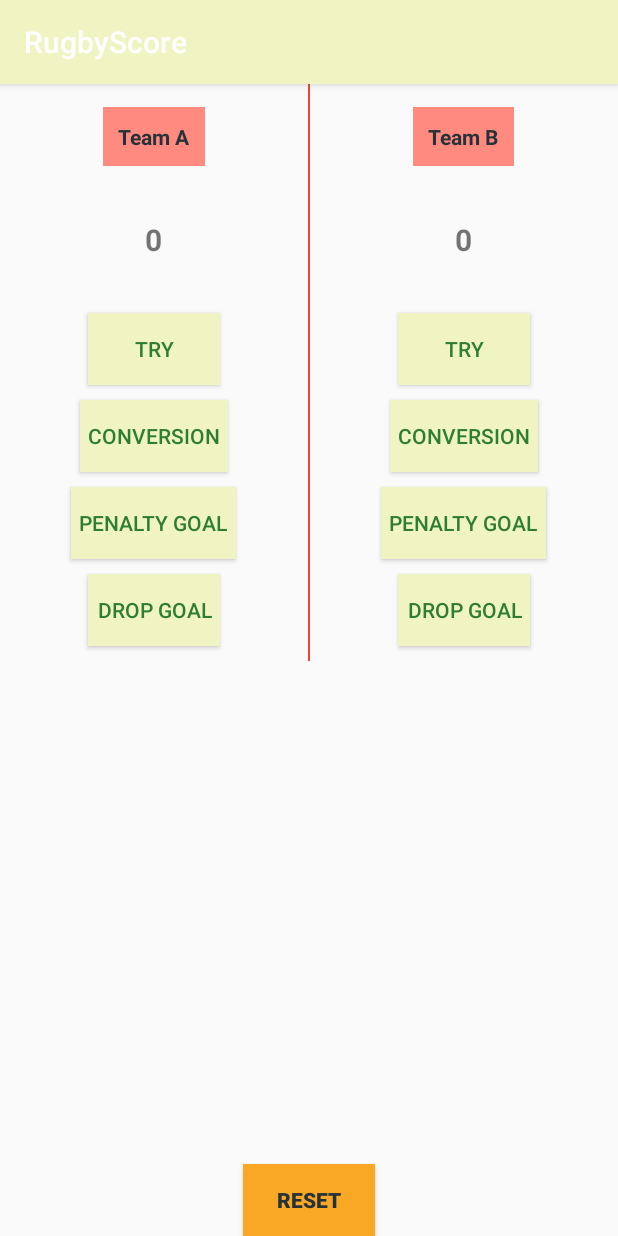
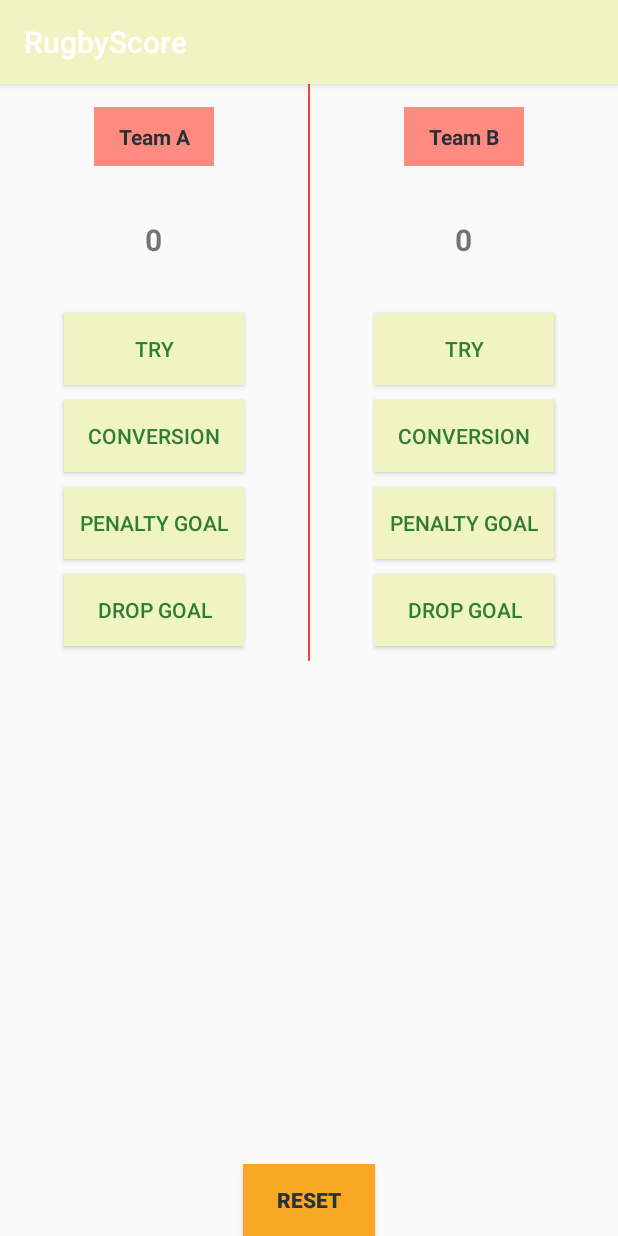
Before and after one commit to ionelah/RugbyScore, an Android app: the screen it shows after launch (MainActivity), on a phone screen of 412 x 824 dp. Run offline under Robolectric (Android 15) with nearby library versions, the phone set to English and light mode, and no system bars.

Commit message:
Add files via upload
Updated layout

```diff
--- a/app/src/main/res/layout/activity_main.xml
+++ b/app/src/main/res/layout/activity_main.xml
@@ -18,16 +18,18 @@
         android:orientation="vertical">
 
         <TextView
-            android:layout_width="wrap_content"
+            android:layout_width="@dimen/BtnTeamSize"
             android:layout_height="wrap_content"
             android:layout_gravity="center_horizontal"
             android:layout_marginTop="15dp"
+            android:paddingVertical="@dimen/BtnTeamPad"
+            android:paddingBottom="@dimen/BtnTeamPad"
             android:layout_marginBottom="15dp"
-            android:padding="10dp"
-            android:text="Team A"
-            android:textColor="#263238"
-            android:background="#FF8A80"
-            android:textStyle="bold"/>
+            android:text="@string/team_a"
+            android:textColor="@color/BtnTeamColor"
+            android:background="@color/BtnTeamBackGrnd"
+            android:textStyle="bold"
+            android:textAlignment="center"/>
         <TextView
             android:id="@+id/team_a_score"
             android:layout_width="wrap_content"
@@ -39,45 +41,45 @@
             android:textSize="20dp"
             android:textStyle="bold"/>
         <Button
-            android:layout_width="wrap_content"
+            android:layout_width="@dimen/BtnScoreSize"
             android:layout_height="wrap_content"
             android:layout_gravity="center_horizontal"
-            android:layout_marginBottom="10dp"
-            android:text="Try"
+            android:layout_marginBottom="@dimen/BtnSpace"
+            android:text="@string/BtnScoreTry"
             android:onClick="tryA"
-            android:textColor="#2E7D32"
-            android:background="#F0F4C3"/>
+            android:textColor="@color/BtnScoreTxtCol"
+            android:textAlignment="center"
+            android:background="@color/BtnScoreBckgCol"/>
         <Button
-            android:layout_width="wrap_content"
+            android:layout_width="@dimen/BtnScoreSize"
             android:layout_height="wrap_content"
             android:layout_gravity="center_horizontal"
-            android:layout_marginBottom="10dp"
-            android:padding="5dp"
-            android:text="Conversion"
+            android:layout_marginBottom="@dimen/BtnSpace"
+            android:text="@string/BtnScoreConv"
             android:onClick="conversionA"
-            android:textColor="#2E7D32"
-            android:background="#F0F4C3"/>
+            android:textColor="@color/BtnScoreTxtCol"
+            android:textAlignment="center"
+            android:background="@color/BtnScoreBckgCol"/>
         <Button
-            android:layout_width="wrap_content"
+            android:layout_width="@dimen/BtnScoreSize"
             android:layout_height="wrap_content"
             android:layout_gravity="center_horizontal"
-            android:layout_marginBottom="10dp"
-            android:padding="5dp"
-            android:text="Penalty goal"
+            android:layout_marginBottom="@dimen/BtnSpace"
+            android:text="@string/BtnScorePnlty"
             android:onClick="penaltyA"
-            android:textColor="#2E7D32"
-            android:background="#F0F4C3"/>
+            android:textColor="@color/BtnScoreTxtCol"
+            android:textAlignment="center"
+            android:background="@color/BtnScoreBckgCol"/>
         <Button
-            android:layout_width="wrap_content"
+            android:layout_width="@dimen/BtnScoreSize"
             android:layout_height="wrap_content"
             android:layout_gravity="center_horizontal"
-            android:layout_marginBottom="10dp"
-            android:padding="5dp"
-            android:text="Drop goal"
+            android:layout_marginBottom="@dimen/BtnSpace"
+            android:text="@string/BtnScoreDrpGol"
             android:onClick="dropA"
-            android:textColor="#2E7D32"
-            android:background="#F0F4C3"/>
-
+            android:textColor="@color/BtnScoreTxtCol"
+            android:textAlignment="center"
+            android:background="@color/BtnScoreBckgCol"/>
     </LinearLayout>
 
     <View
@@ -92,16 +94,18 @@
         android:orientation="vertical">
 
         <TextView
-            android:layout_width="wrap_content"
+            android:layout_width="@dimen/BtnTeamSize"
             android:layout_height="wrap_content"
             android:layout_gravity="center_horizontal"
             android:layout_marginTop="15dp"
+            android:paddingVertical="@dimen/BtnTeamPad"
+            android:paddingBottom="@dimen/BtnTeamPad"
             android:layout_marginBottom="15dp"
-            android:padding="10dp"
-            android:text="Team B"
-            android:textColor="#263238"
-            android:background="#FF8A80"
-            android:textStyle="bold"/>
+            android:text="@string/team_b"
+            android:textColor="@color/BtnTeamColor"
+            android:background="@color/BtnTeamBackGrnd"
+            android:textStyle="bold"
+            android:textAlignment="center"/>
         <TextView
             android:id="@+id/team_b_score"
             android:layout_width="wrap_content"
@@ -113,44 +117,45 @@
             android:textSize="20dp"
             android:textStyle="bold"/>
         <Button
-            android:layout_width="wrap_content"
+            android:layout_width="@dimen/BtnScoreSize"
             android:layout_height="wrap_content"
             android:layout_gravity="center_horizontal"
-            android:layout_marginBottom="10dp"
-            android:text="Try"
+            android:layout_marginBottom="@dimen/BtnSpace"
+            android:text="@string/BtnScoreTry"
             android:onClick="tryB"
-            android:textColor="#2E7D32"
-            android:background="#F0F4C3"/>
+            android:textColor="@color/BtnScoreTxtCol"
+            android:textAlignment="center"
+            android:background="@color/BtnScoreBckgCol"/>
         <Button
-            android:layout_width="wrap_content"
+            android:layout_width="@dimen/BtnScoreSize"
             android:layout_height="wrap_content"
             android:layout_gravity="center_horizontal"
-            android:layout_marginBottom="10dp"
-            android:padding="5dp"
-            android:text="Conversion"
+            android:layout_marginBottom="@dimen/BtnSpace"
+            android:text="@string/BtnScoreConv"
             android:onClick="conversionB"
-            android:textColor="#2E7D32"
-            android:background="#F0F4C3"/>
+            android:textColor="@color/BtnScoreTxtCol"
+            android:textAlignment="center"
+            android:background="@color/BtnScoreBckgCol"/>
         <Button
-            android:layout_width="wrap_content"
+            android:layout_width="@dimen/BtnScoreSize"
             android:layout_height="wrap_content"
             android:layout_gravity="center_horizontal"
-            android:layout_marginBottom="10dp"
-            android:padding="5dp"
-            android:text="Penalty goal"
+            android:layout_marginBottom="@dimen/BtnSpace"
+            android:text="@string/BtnScorePnlty"
             android:onClick="penaltyB"
-            android:textColor="#2E7D32"
-            android:background="#F0F4C3"/>
+            android:textColor="@color/BtnScoreTxtCol"
+            android:textAlignment="center"
+            android:background="@color/BtnScoreBckgCol"/>
         <Button
-            android:layout_width="wrap_content"
+            android:layout_width="@dimen/BtnScoreSize"
             android:layout_height="wrap_content"
             android:layout_gravity="center_horizontal"
-            android:layout_marginBottom="10dp"
-            android:padding="5dp"
-            android:text="Drop goal"
+            android:layout_marginBottom="@dimen/BtnSpace"
+            android:text="@string/BtnScoreDrpGol"
             android:onClick="dropB"
-            android:textColor="#2E7D32"
-            android:background="#F0F4C3"/>
+            android:textColor="@color/BtnScoreTxtCol"
+            android:textAlignment="center"
+            android:background="@color/BtnScoreBckgCol"/>
     </LinearLayout>
   </LinearLayout>
     <Button
```
